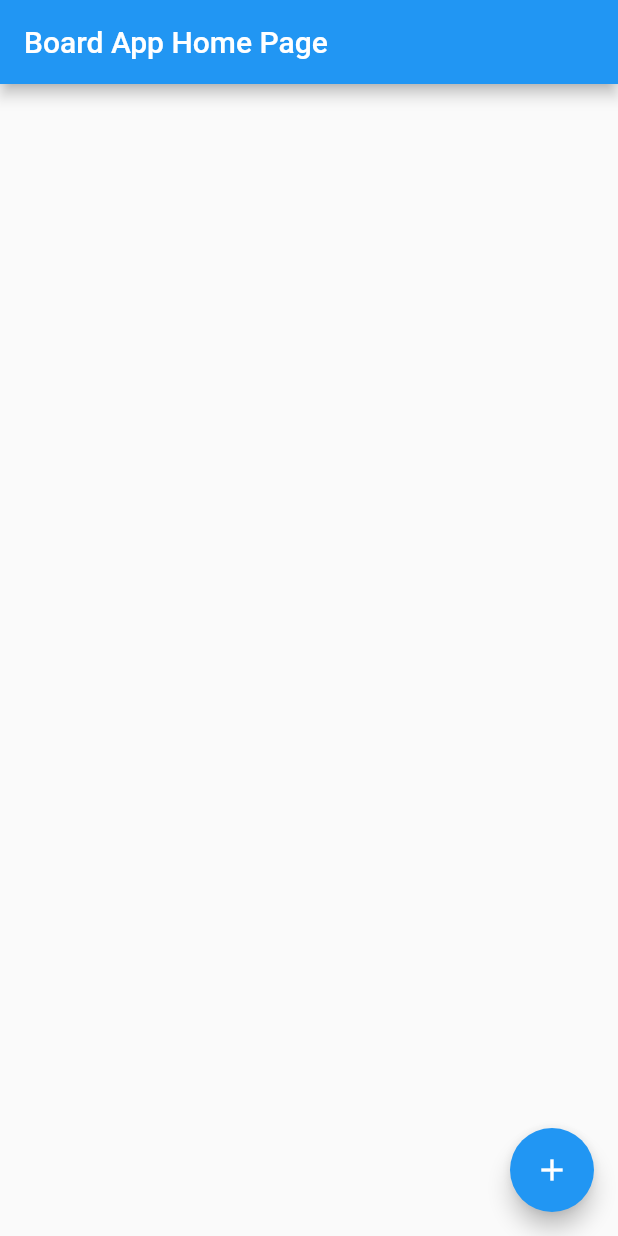
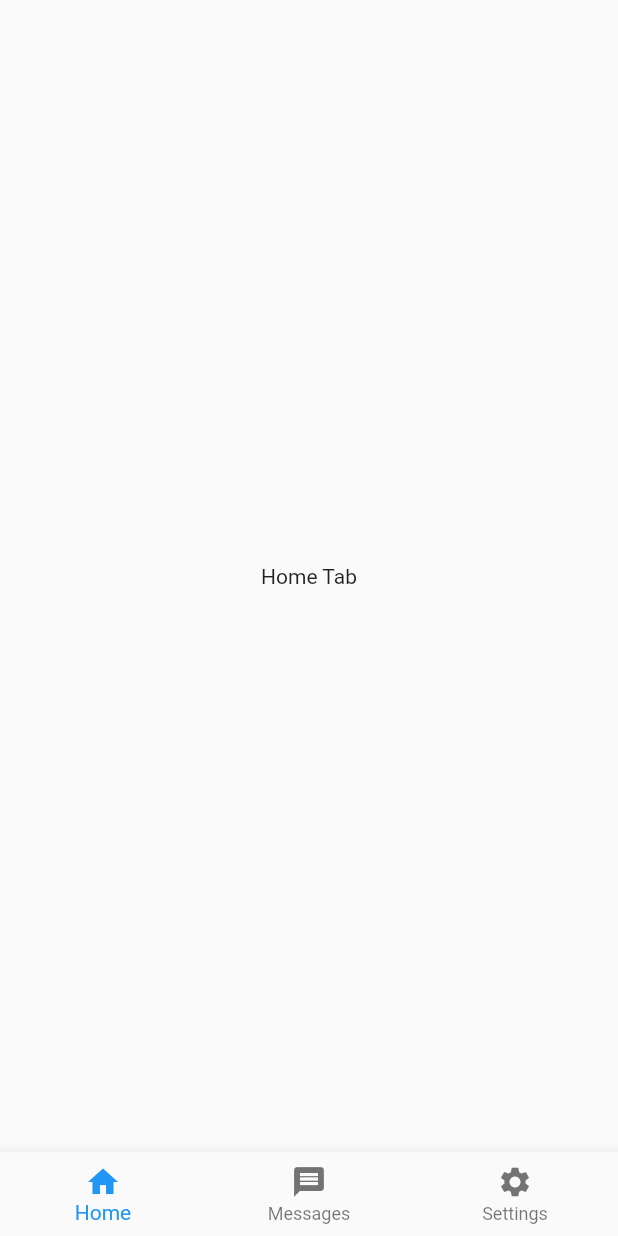
Before and after one commit to eodevelop/intranet, a Flutter app: the BoardHomePage screen opened directly, on a phone screen of 412 x 824 dp. Run offline on Flutter 3.47's test engine with Material 2 defaults, Android fonts, the light colour scheme and no system bars.

Commit message:
1. 포스트 기능 제거 2. 상단 AppBar 제거 3. 탭 임시로 3개로 구분

```diff
--- a/lib/screens/board_home_page.dart
+++ b/lib/screens/board_home_page.dart
@@ -10,39 +10,43 @@ class BoardHomePage extends StatefulWidget {
 }
 
 class _BoardHomePageState extends State<BoardHomePage> {
-  List<String> posts = [];
+  int _selectedIndex = 0;
 
-  void _addPost() async {
-    final result = await Navigator.push(
-      context,
-      MaterialPageRoute(builder: (context) => NewPostPage()),
-    );
+  static List<Widget> _widgetOptions = [
+    Center(child: Text('Home Tab')),
+    Center(child: Text('Messages Tab')),
+    Center(child: Text('Settings Tab')),
+  ];
 
-    if (result != null && result is String) {
-      setState(() {
-        posts.add(result);
-      });
-    }
+  void _onItemTapped(int index) {
+    setState(() {
+      _selectedIndex = index;
+    });
   }
 
   @override
   Widget build(BuildContext context) {
     return Scaffold(
-      appBar: AppBar(
-        title: Text(widget.title),
-      ),
-      body: ListView.builder(
-        itemCount: posts.length,
-        itemBuilder: (BuildContext context, int index) {
-          return ListTile(
-            title: Text(posts[index]),
-          );
-        },
-      ),
-      floatingActionButton: FloatingActionButton(
-        onPressed: _addPost,
-        tooltip: 'Add Post',
-        child: Icon(Icons.add),
+      // AppBar를 제거합니다.
+      body: _widgetOptions.elementAt(_selectedIndex),
+      bottomNavigationBar: BottomNavigationBar(
+        items: [
+          BottomNavigationBarItem(
+            icon: Icon(Icons.home),
+            label: 'Home',
+          ),
+          BottomNavigationBarItem(
+            icon: Icon(Icons.message),
+            label: 'Messages',
+          ),
+          BottomNavigationBarItem(
+            icon: Icon(Icons.settings),
+            label: 'Settings',
+          ),
+        ],
+        currentIndex: _selectedIndex,
+        selectedItemColor: Theme.of(context).primaryColor,
+        onTap: _onItemTapped,
       ),
     );
   }
```
